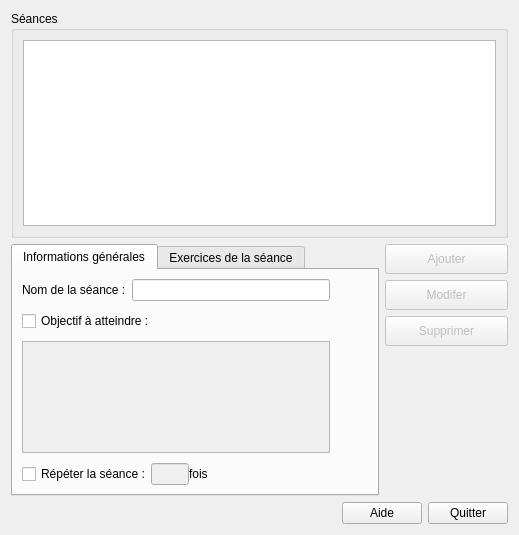
This is src/sessionsdialog.ui in oktal/bodeasy as Qt 5 draws it before an edit. The edited form follows.
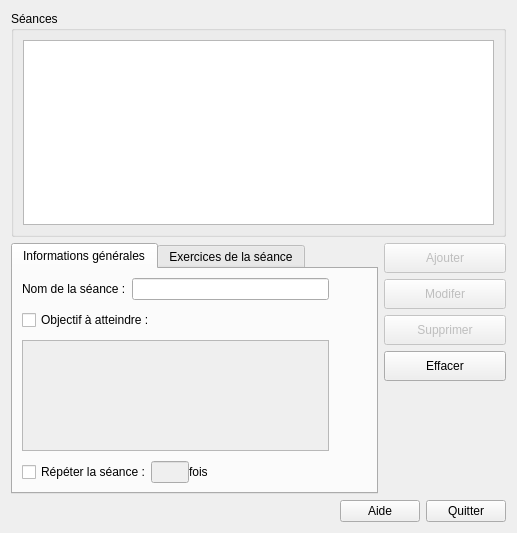
This is the edited form. Icons and pictures are not drawn. Custom widgets are drawn as their Qt base class.

What changed in the file:
```diff
--- a/src/sessionsdialog.ui
+++ b/src/sessionsdialog.ui
@@ -6,8 +6,8 @@
    <rect>
     <x>0</x>
     <y>0</y>
-    <width>519</width>
-    <height>535</height>
+    <width>517</width>
+    <height>533</height>
    </rect>
   </property>
   <property name="windowTitle">
@@ -306,6 +306,23 @@
        </property>
       </widget>
      </item>
+     <item>
+      <widget class="QPushButton" name="btnReset">
+       <property name="minimumSize">
+        <size>
+         <width>0</width>
+         <height>30</height>
+        </size>
+       </property>
+       <property name="text">
+        <string>Effacer</string>
+       </property>
+       <property name="icon">
+        <iconset resource="ressources.qrc">
+         <normaloff>:/images/close-icon.png</normaloff>:/images/close-icon.png</iconset>
+       </property>
+      </widget>
+     </item>
      <item>
       <spacer name="verticalSpacer_2">
        <property name="orientation">
```
Left out of the diff: 12 changed lines with no effect on the pictures.
